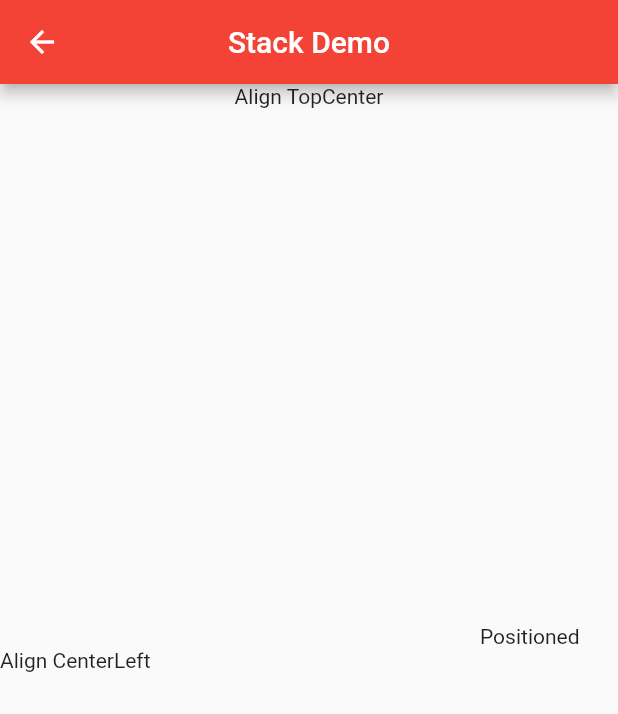
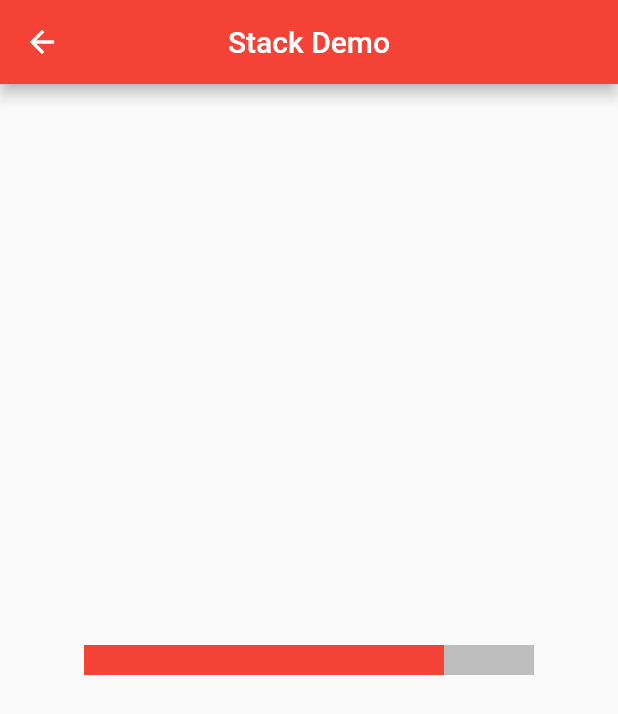
Before and after one commit to samuzaffar99/quiz_demo, a Flutter app: the StackDemo screen opened directly, on a phone screen of 412 x 824 dp. Shown: the top 714 px of the screen. Run offline on Flutter 3.47's test engine with Material 2 defaults, Android fonts, the phone set to English and light mode, and no system bars.

Commit message:
Stack Update

```diff
--- a/lib/widgets/stack.dart
+++ b/lib/widgets/stack.dart
@@ -7,14 +7,31 @@ class StackDemo extends StatelessWidget {
   Widget build(BuildContext context) {
     return Scaffold(
       appBar: AppBar(title: const Text("Stack Demo")),
-      body: Stack(
-        children: const [
-          Align(alignment: Alignment.topCenter, child: Text("Align TopCenter")),
-          Align(
-              alignment: Alignment.centerLeft, child: Text("Align CenterLeft")),
-          Positioned(top: 360, left: 320, child: Text("Positioned")),
-        ],
+      body: Center(
+        child: loadingWidget(80),
       ),
     );
   }
+
+  Stack loadingWidget(int percentage) {
+    return Stack(
+      alignment: Alignment.centerLeft,
+      children: [
+        Container(
+          color: Colors.grey[400],
+          width: 300,
+          height: 20,
+        ),
+        Container(
+          color: Colors.red,
+          width: 300 * percentage / 100,
+          height: 20,
+        )
+        // Align(alignment: Alignment.topCenter, child: Text("Align TopCenter")),
+        // Align(
+        //     alignment: Alignment.centerLeft, child: Text("Align CenterLeft")),
+        // Positioned(top: 360, left: 320, child: Text("Positioned")),
+      ],
+    );
+  }
 }
--- a/pubspec.yaml
+++ b/pubspec.yaml
@@ -18,7 +18,7 @@ publish_to: 'none' # Remove this line if you wish to publish to pub.dev
 version: 1.0.0+1
 
 environment:
-  sdk: ">=2.15.0-178.1.beta <3.0.0"
+  sdk: ">=2.15.0-96.0.dev <3.0.0"
 
 # Dependencies specify other packages that your package needs in order to work.
 # To automatically upgrade your package dependencies to the latest versions
```
Also changed, not shown: lib/widgets/drawer.dart (+16 -4 lines), pubspec.lock, 1 other file.
